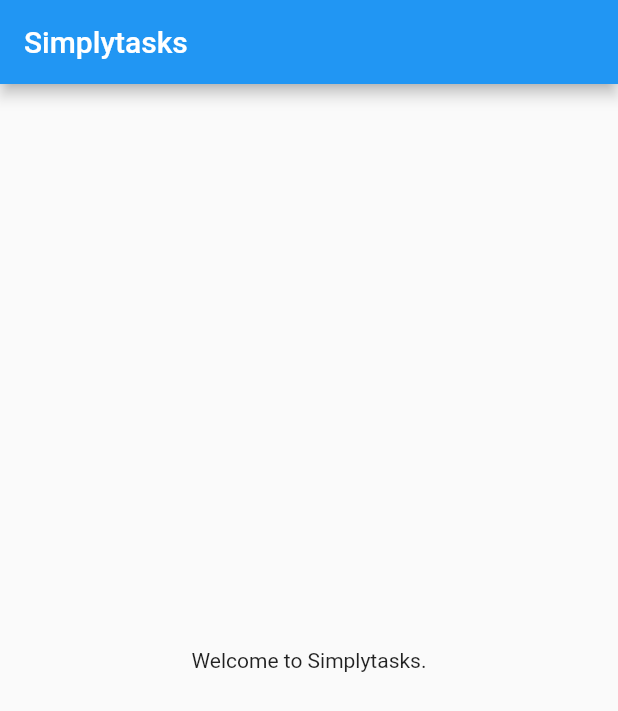
After one commit to laurensk/simplytasks, a Flutter app: the screen it shows after launch, on a phone screen of 412 x 824 dp. The commit adds this screen. Shown: the top 711 px of the screen. Run offline on Flutter 3.47's test engine with Material 2 defaults, Android fonts, the phone set to English and light mode, and no system bars.

Commit message:
web setup

```diff
--- a/lib/screens/home.dart
+++ b/lib/screens/home.dart
@@ -1,4 +1,5 @@
 import 'package:flutter/material.dart';
+import 'package:simplytasks/widgets/custom_scaffold.dart';
 
 class Home extends StatefulWidget {
   @override
@@ -8,13 +9,12 @@
 class _HomeState extends State<Home> {
   @override
   Widget build(BuildContext context) {
-    return Scaffold(
-      appBar: AppBar(
-        title: Text("Simplytasks"),
-        brightness: Brightness.dark,
-      ),
-      body: Center(
-        child: Text("Welcome to Simplytasks!"),
+    return CustomScaffold(
+      title: "Simplytasks",
+      body: Container(
+        child: Center(
+          child: Text("Welcome to Simplytasks."),
+        ),
       ),
     );
   }
--- /dev/null
+++ b/lib/widgets/custom_scaffold.dart
@@ -0,0 +1,24 @@
+import 'package:flutter/material.dart';
+
+class CustomScaffold extends StatelessWidget {
+  final String title;
+  final Widget body;
+
+  CustomScaffold({this.title, this.body});
+
+  @override
+  Widget build(BuildContext context) {
+    return Scaffold(
+      appBar: AppBar(
+        title: Text(title),
+        brightness: Brightness.dark,
+      ),
+      body: Center(
+        child: Container(
+          constraints: BoxConstraints(maxWidth: 800),
+          child: body,
+        ),
+      ),
+    );
+  }
+}
```
Also changed, not shown: 5 other files.
